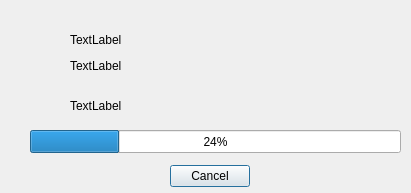
mregmi/ext2read, file ext2progress.ui: the form before one commit.
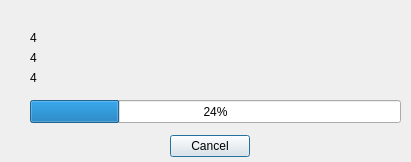
The form after the commit.

Commit message: the copy progress dialog is fixed. copying is done in separate thread.

Diff of the .ui file:
```diff
--- a/ext2progress.ui
+++ b/ext2progress.ui
@@ -7,7 +7,7 @@
     <x>0</x>
     <y>0</y>
     <width>411</width>
-    <height>193</height>
+    <height>162</height>
    </rect>
   </property>
   <property name="windowTitle">
@@ -20,7 +20,7 @@
    <property name="geometry">
     <rect>
      <x>170</x>
-     <y>160</y>
+     <y>130</y>
      <width>81</width>
      <height>32</height>
     </rect>
@@ -39,7 +39,7 @@
    <property name="geometry">
     <rect>
      <x>30</x>
-     <y>130</y>
+     <y>100</y>
      <width>371</width>
      <height>23</height>
     </rect>
@@ -51,40 +51,40 @@
   <widget class="QLabel" name="FileLabel">
    <property name="geometry">
     <rect>
-     <x>70</x>
-     <y>32</y>
+     <x>30</x>
+     <y>30</y>
      <width>321</width>
      <height>16</height>
     </rect>
    </property>
    <property name="text">
-    <string>TextLabel</string>
+    <string>4</string>
    </property>
   </widget>
   <widget class="QLabel" name="ToLabel">
    <property name="geometry">
     <rect>
-     <x>70</x>
+     <x>30</x>
      <y>50</y>
      <width>321</width>
-     <height>31</height>
+     <height>16</height>
     </rect>
    </property>
    <property name="text">
-    <string>TextLabel</string>
+    <string>4</string>
    </property>
   </widget>
   <widget class="QLabel" name="Fromlabel">
    <property name="geometry">
     <rect>
-     <x>70</x>
-     <y>90</y>
+     <x>30</x>
+     <y>70</y>
      <width>321</width>
-     <height>31</height>
+     <height>16</height>
     </rect>
    </property>
    <property name="text">
-    <string>TextLabel</string>
+    <string>4</string>
    </property>
   </widget>
  </widget>
```
Left out of the diff: 35 changed lines with no effect on the pictures. The commit also changes 4 other files.
